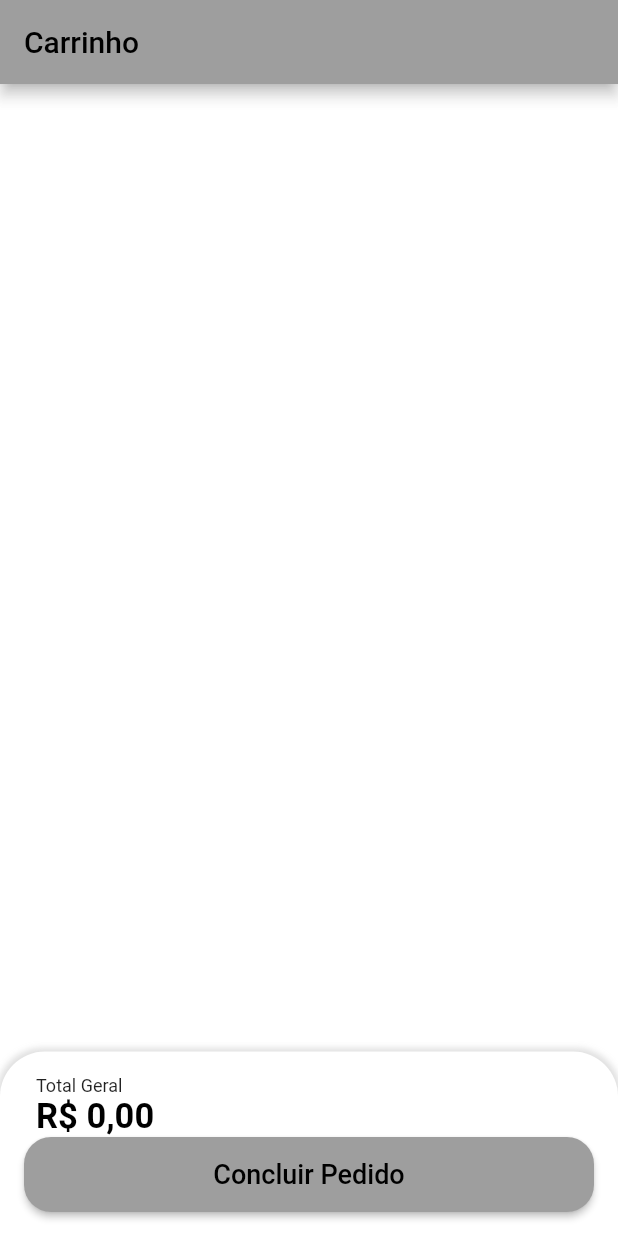
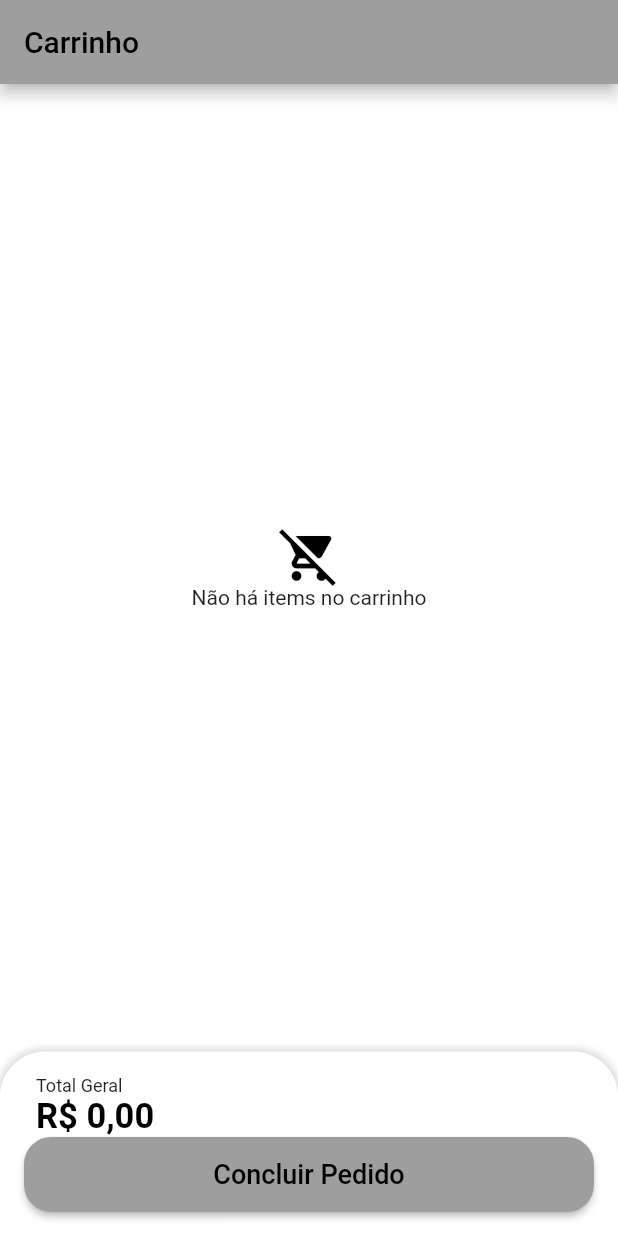
Before and after one commit to AurelioM33/LacBuffet, a Flutter app: the CardTab screen opened directly, on a phone screen of 412 x 824 dp. Run offline on Flutter 3.47's test engine with Material 2 defaults, Android fonts, the phone set to English and light mode, and no system bars; our stand-ins replace animated_text_kit, dio, flutter_secure_storage, fluttertoast, freezed_annotation, get and 3 more; missing offline and left inert: add_to_cart_animation, dart:ffi; accounts and stored records are empty.

Commit message:
att items do carrinho / botão metodo de pagamento

```diff
--- a/lib/scr/config/app_data.dart
+++ b/lib/scr/config/app_data.dart
@@ -95,9 +95,9 @@ UserModel user = UserModel(
 List<OrderModel> orders = [
   //Pedido 01
 
-  OrderModel(
+  /*OrderModel(
     copyAndPaste: 'asdsadasda',
-    createDateTime: DateTime.parse(
+    createdDateTime: DateTime.parse(
       '2023-06-08 10:00:10.458',
     ),
     overduaDateTime: DateTime.parse(
@@ -124,7 +124,7 @@ List<OrderModel> orders = [
 
   OrderModel(
     copyAndPaste: 'asdsadasda',
-    createDateTime: DateTime.parse(
+    createdDateTime: DateTime.parse(
       '2023-06-08 10:00:10.458',
     ),
     overduaDateTime: DateTime.parse(
@@ -140,5 +140,5 @@ List<OrderModel> orders = [
         id: '',
       ),
     ],
-  ),
+  ),*/
 ];
--- a/lib/scr/pages/cart/view/cart_tab.dart
+++ b/lib/scr/pages/cart/view/cart_tab.dart
@@ -39,6 +39,20 @@ class _CardTabState extends State<CardTab> {
           Expanded(
             child: GetBuilder<CartController>(
               builder: (controller) {
+                if (controller.cartItems.isEmpty) {
+                  return Column(
+                    mainAxisAlignment: MainAxisAlignment.center,
+                    children: [
+                      Icon(
+                        Icons.remove_shopping_cart,
+                        size: 40,
+                        color: CustomColors.customSwatchColor,
+                      ),
+                      const Text('Não há items no carrinho'),
+                    ],
+                  );
+                }
+
                 return ListView.builder(
                   itemCount: controller.cartItems.length,
                   itemBuilder: (_, index) {
--- a/lib/scr/pages/home/view/components/item_tile.dart
+++ b/lib/scr/pages/home/view/components/item_tile.dart
@@ -1,6 +1,7 @@
 import 'package:flutter/material.dart';
 import 'package:get/get.dart';
 import 'package:lac_buffet/scr/models/item_model.dart';
+import 'package:lac_buffet/scr/pages/cart/controller/cart_controller.dart';
 import 'package:lac_buffet/scr/pages_routes/app_pages.dart';
 import 'package:lac_buffet/scr/services/utils_services.dart';
 import 'package:lac_buffet/scr/config/custom_colors.dart';
@@ -23,6 +24,7 @@ class _ItemTileState extends State<ItemTile> {
   final GlobalKey imageGk = GlobalKey();
 
   final UtilsServices utilsServices = UtilsServices();
+  final cartController = Get.find<CartController>();
 
   IconData tileIcon = Icons.add_shopping_cart_outlined;
 
@@ -119,6 +121,8 @@ class _ItemTileState extends State<ItemTile> {
                 onTap: () {
                   switchIcon();
 
+                  cartController.addItemToCart(item: widget.item);
+
                   widget.cartAnimationMethod(imageGk);
                 },
                 child: Ink(
--- a/lib/scr/pages/orders/components/order-tile.dart
+++ b/lib/scr/pages/orders/components/order-tile.dart
@@ -33,7 +33,7 @@ class OrderTile extends StatelessWidget {
             children: [
               Text('Pedido: ${order.id}'),
               Text(
-                utilsServices.formatDateTime(order.createDateTime),
+                utilsServices.formatDateTime(order.createdDateTime!),
                 style: TextStyle(
                   fontSize: 12,
                   color: Colors.green,
--- a/pubspec.yaml
+++ b/pubspec.yaml
@@ -38,7 +38,7 @@ dependencies:
   cupertino_icons: ^1.0.2
   animated_text_kit: ^4.2.2
   mask_text_input_formatter: ^2.4.0
-  badges: ^2.0.3
+  badges: ^3.1.1
   intl: ^0.18.0
   qr_flutter: ^4.0.0
   add_to_cart_animation: ^0.0.7
```
Also changed, not shown: lib/scr/models/order_model.dart (+20 -6 lines), lib/scr/pages/home/view/home_tab.dart (+11 -2 lines), lib/scr/models/order_model.g.dart (added), pubspec.lock.
